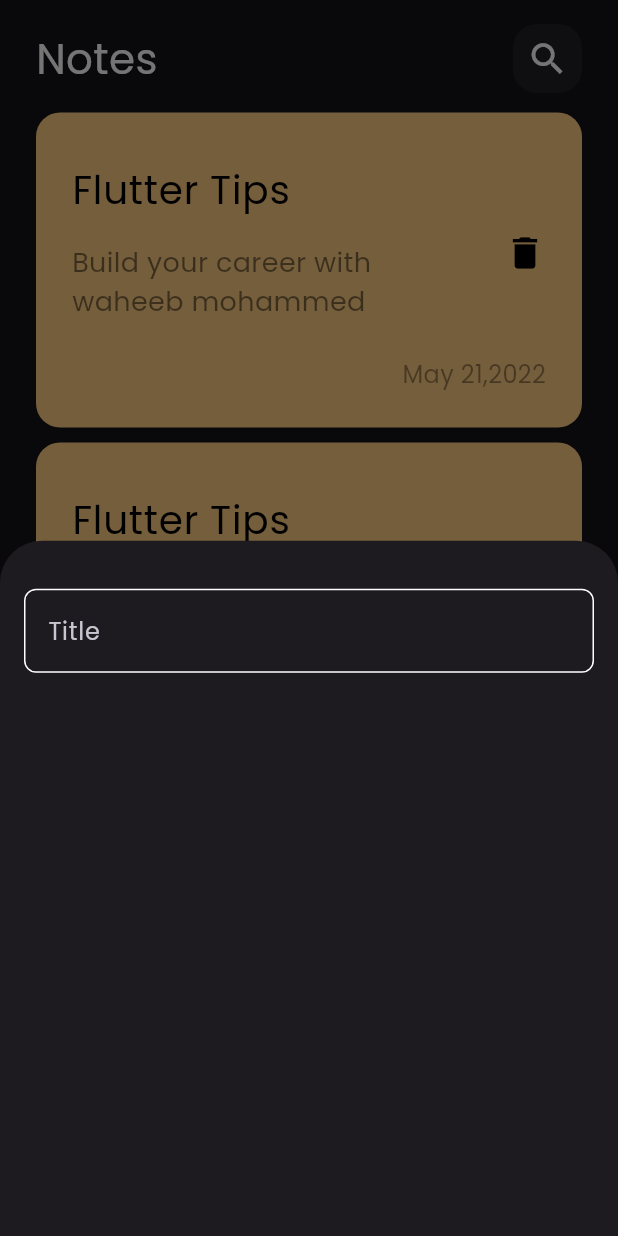
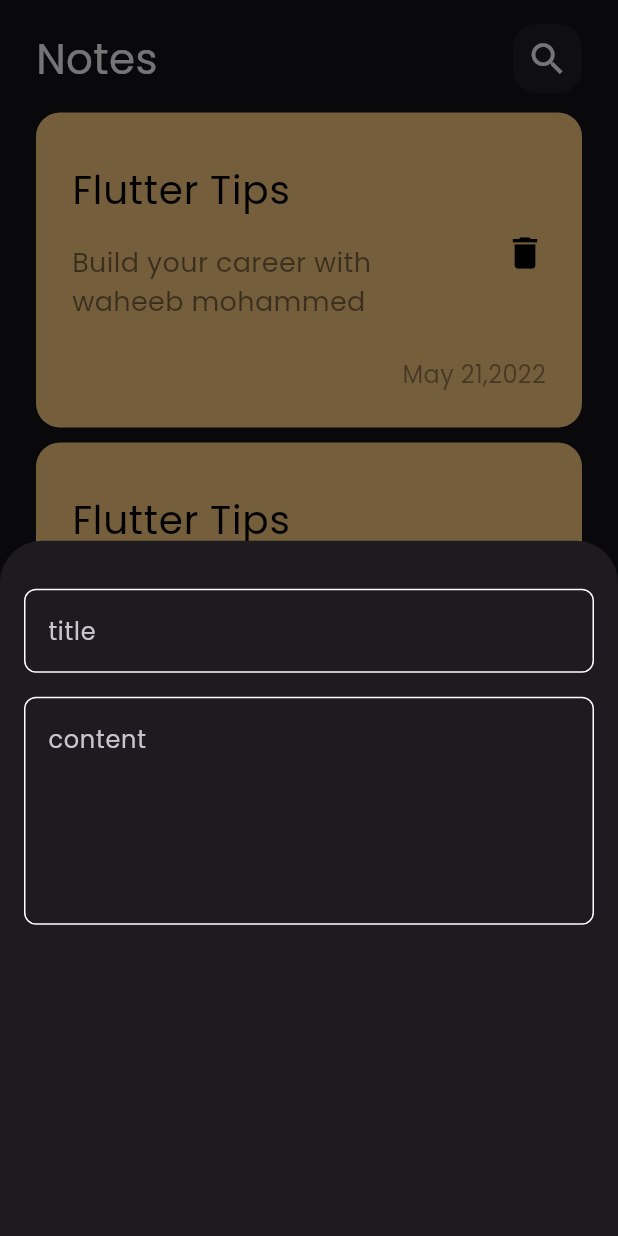
Before and after one commit to waheebalhuthaifi/notes_app, a Flutter app: the screen it shows after launch, after a tap on the "add" icon, on a phone screen of 412 x 824 dp. Run offline on Flutter 3.47's test engine with Material 3 defaults, Android fonts, the phone set to English and light mode, and no system bars.

Commit message:
add fields to note bottom sheet

```diff
--- a/lib/widgets/add_note_bottom_sheet.dart
+++ b/lib/widgets/add_note_bottom_sheet.dart
@@ -11,7 +11,16 @@ class AddNoteBottomSheet extends StatelessWidget {
       child: Column(
         children: [
           SizedBox(height: 32),
-          CustomTextField()
+          CustomTextField(
+            hint: 'title',
+          ),
+          SizedBox(
+            height: 16,
+          ),
+          CustomTextField(
+            hint: 'content',
+            maxLines: 5,
+          ),
         ],
       ),
     );
--- a/lib/widgets/custom_text_field.dart
+++ b/lib/widgets/custom_text_field.dart
@@ -2,14 +2,17 @@ import 'package:flutter/material.dart';
 import 'package:notes_app/constants.dart';
 
 class CustomTextField extends StatelessWidget {
-  const CustomTextField({super.key});
+  const CustomTextField({super.key, required this.hint, this.maxLines = 1});
 
+  final String hint;
+  final int maxLines;
   @override
   Widget build(BuildContext context) {
     return TextField(
       cursorColor: kprimaryColor,
+      maxLines: maxLines,
       decoration: InputDecoration(
-        hintText: 'Title',
+        hintText: hint,
         border: buildBorder(),
         enabledBorder: buildBorder(),
         focusedBorder: buildBorder(kprimaryColor),
```
